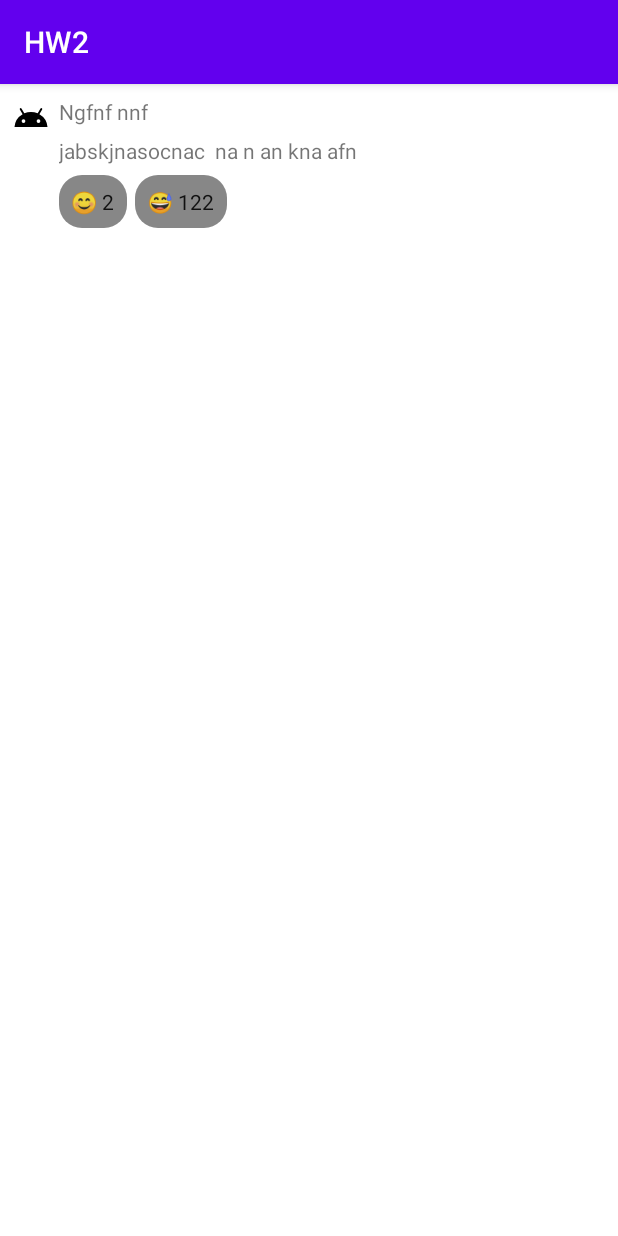
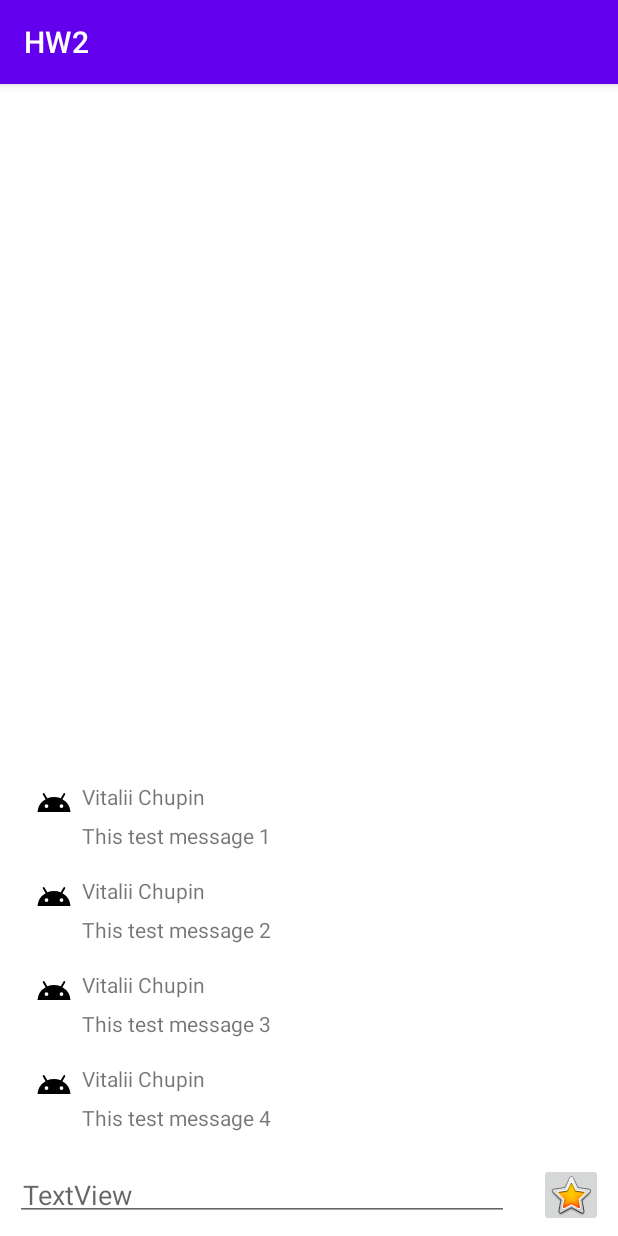
Before and after one commit to vitalik123123/HW2, an Android app: the screen it shows after launch (MainActivity), on a phone screen of 412 x 824 dp. Run offline under Robolectric (Android 15) with nearby library versions, the phone set to English and light mode, and no system bars; our stand-ins replace FlexboxLayout.

```diff
--- a/app/src/main/AndroidManifest.xml
+++ b/app/src/main/AndroidManifest.xml
@@ -10,6 +10,7 @@
         android:supportsRtl="true"
         android:theme="@style/Theme.HW2">
         <activity
+            android:screenOrientation="portrait"
             android:name=".MainActivity"
             android:exported="true">
             <intent-filter>
--- /dev/null
+++ b/app/src/main/java/com/example/hw2/ChatLogFragment.kt
@@ -0,0 +1,77 @@
+package com.example.hw2
+
+import android.os.Bundle
+import androidx.fragment.app.Fragment
+import android.view.LayoutInflater
+import android.view.View
+import android.view.ViewGroup
+import androidx.recyclerview.widget.LinearLayoutManager
+import androidx.recyclerview.widget.RecyclerView
+import com.example.hw2.databinding.FragmentChatLogBinding
+
+
+
+class ChatLogFragment : Fragment() {
+
+    private lateinit var binding: FragmentChatLogBinding
+    private lateinit var layoutManager: RecyclerView.LayoutManager
+    private lateinit var newArrayList: ArrayList<MessageInfo>
+    lateinit var messageText: ArrayList<String>
+
+    override fun onCreateView(
+        inflater: LayoutInflater, container: ViewGroup?,
+        savedInstanceState: Bundle?
+    ): View? {
+        binding = FragmentChatLogBinding.inflate(inflater)
+        return binding.rootChatLog
+    }
+
+    override fun onViewCreated(view: View, savedInstanceState: Bundle?) {
+        super.onViewCreated(view, savedInstanceState)
+
+        messageText =
+            mutableListOf("This test message 1", "This test message 2", "This test message 3", "This test message 4") as ArrayList<String>
+
+
+        layoutManager = LinearLayoutManager(context)
+        (layoutManager as LinearLayoutManager).stackFromEnd = true
+
+        binding.rvMessages.layoutManager = layoutManager
+
+        newArrayList = arrayListOf<MessageInfo>()
+        getUserdata()
+
+        binding.btnSendMessage.setOnClickListener {
+            messageText.add(binding.etSendMessage.text.toString())
+            refreshUserdata()
+        }
+    }
+
+    companion object {
+        @JvmStatic
+        fun newInstance() = ChatLogFragment()
+
+    }
+
+    private fun getUserdata() {
+        for (i in messageText.indices){
+            val messages = MessageInfo(messageText[i])
+            newArrayList.add(messages)
+        }
+
+        binding.rvMessages.adapter = MessagesAdapter(newArrayList)
+    }
+
+    private fun refreshUserdata(){
+
+        newArrayList.clear()
+        binding.rvMessages.adapter?.notifyDataSetChanged()
+
+        for (i in messageText.indices){
+            val messages = MessageInfo(messageText[i])
+            newArrayList.add(messages)
+        }
+
+        binding.rvMessages.adapter = MessagesAdapter(newArrayList)
+    }
+}
--- a/app/src/main/java/com/example/hw2/MainActivity.kt
+++ b/app/src/main/java/com/example/hw2/MainActivity.kt
@@ -1,20 +1,25 @@
 package com.example.hw2
 
+import android.os.Bundle
 import androidx.appcompat.app.AppCompatActivity
-import android.os.Bundle
-import kotlinx.android.synthetic.main.activity_main.*
-import kotlinx.android.synthetic.main.sample_reaction.*
+import androidx.recyclerview.widget.LinearLayoutManager
+import androidx.recyclerview.widget.RecyclerView
+import com.example.hw2.databinding.ActivityMainBinding
+import com.example.hw2.databinding.FragmentChatLogBinding
+import com.example.hw2.databinding.MessageBinding
+import com.example.hw2.databinding.SampleReactionBinding
 
 class MainActivity : AppCompatActivity() {
 
-    var isColor = true
+    lateinit var binding: ActivityMainBinding
 
     override fun onCreate(savedInstanceState: Bundle?) {
         super.onCreate(savedInstanceState)
-        setContentView(R.layout.activity_main)
 
+        binding = ActivityMainBinding.inflate(layoutInflater)
 
+        setContentView(binding.root)
 
-
+        supportFragmentManager.beginTransaction().replace(R.id.root, ChatLogFragment.newInstance()).commit()
     }
 }
--- /dev/null
+++ b/app/src/main/java/com/example/hw2/MessageInfo.kt
@@ -0,0 +1,9 @@
+package com.example.hw2
+
+data class MessageInfo(
+//    val id: Long,
+//    val avatar: String,
+//    val name: String,
+    val message: String
+
+)
--- a/app/src/main/java/com/example/hw2/MyViewGroup.kt
+++ b/app/src/main/java/com/example/hw2/MessageViewGroup.kt
@@ -6,7 +6,7 @@ import android.view.View
 import android.view.ViewGroup
 import androidx.core.view.*
 
-class MyViewGroup@JvmOverloads constructor(
+class MessageViewGroup@JvmOverloads constructor(
     context: Context,
     attrs: AttributeSet? = null,
     defStyle: Int = 0
@@ -23,7 +23,6 @@ class MyViewGroup@JvmOverloads constructor(
 
 
     override fun onMeasure(widthMeasureSpec: Int, heightMeasureSpec: Int) {
-        checkCountChild()
 
         firstChild?.let { countMeasureChild(it, widthMeasureSpec, heightMeasureSpec) }
         secondChild?.let { countMeasureChild(it, widthMeasureSpec, heightMeasureSpec) }
@@ -131,7 +130,5 @@ class MyViewGroup@JvmOverloads constructor(
         return p is MarginLayoutParams
     }
 
-    private fun checkCountChild() {
-        if (childCount > 4) error("more 4 child")
-    }
+
 }
--- /dev/null
+++ b/app/src/main/java/com/example/hw2/MessagesAdapter.kt
@@ -0,0 +1,37 @@
+package com.example.hw2
+
+import android.view.LayoutInflater
+import android.view.View
+import android.view.ViewGroup
+import android.widget.ImageView
+import android.widget.TextView
+import androidx.recyclerview.widget.RecyclerView
+import com.example.hw2.databinding.MessageBinding
+
+class MessagesAdapter(private val messagesList: ArrayList<MessageInfo>): RecyclerView.Adapter<MessagesAdapter.ViewHolder>() {
+
+   private lateinit var binding: MessageBinding
+
+
+
+    override fun onCreateViewHolder(parent: ViewGroup, viewType: Int): MessagesAdapter.ViewHolder {
+
+        val v = LayoutInflater.from(parent.context).inflate(R.layout.message, parent, false)
+        return ViewHolder(v)
+    }
+
+    override fun onBindViewHolder(holder: MessagesAdapter.ViewHolder, position: Int) {
+
+        val currentItem = messagesList[position]
+        holder.itemMessage.text = currentItem.message
+    }
+
+    override fun getItemCount(): Int = messagesList.size
+
+    inner class ViewHolder(itemView: View): RecyclerView.ViewHolder(itemView){
+
+        var itemMessage: TextView = itemView.findViewById(R.id.twUserMessage)
+
+    }
+
+}
--- a/app/src/main/java/com/example/hw2/MyView.kt
+++ b/app/src/main/java/com/example/hw2/ReactionView.kt
@@ -6,7 +6,7 @@ import android.util.AttributeSet
 import android.view.MotionEvent
 import androidx.appcompat.widget.AppCompatTextView
 
-class MyView @JvmOverloads constructor(
+class ReactionView @JvmOverloads constructor(
     context: Context,
     attrs: AttributeSet? = null,
     defStyle: Int = 0
@@ -18,11 +18,11 @@ class MyView @JvmOverloads constructor(
 
 
     init {
-        val typedArray: TypedArray = context.obtainStyledAttributes(attrs, R.styleable.MyView)
+        val typedArray: TypedArray = context.obtainStyledAttributes(attrs, R.styleable.ReactionView)
 
-        mySmile = typedArray.getString(R.styleable.MyView_smile)
-        myCountReaction = typedArray.getInt(R.styleable.MyView_countReaction, 0)
-        mySelectedView = typedArray.getBoolean(R.styleable.MyView_selectedView, true)
+        mySmile = typedArray.getString(R.styleable.ReactionView_smile)
+        myCountReaction = typedArray.getInt(R.styleable.ReactionView_countReaction, 0)
+        mySelectedView = typedArray.getBoolean(R.styleable.ReactionView_selectedView, true)
 
         text = "$mySmile $myCountReaction"
 
--- a/app/src/main/res/layout/activity_main.xml
+++ b/app/src/main/res/layout/activity_main.xml
@@ -8,57 +8,4 @@
     android:id="@+id/root"
     tools:context=".MainActivity">
 
-    <com.example.hw2.MyViewGroup
-        android:id="@+id/myViewGroup"
-        android:layout_width="wrap_content"
-        android:layout_height="wrap_content"
-        android:padding="5dp"
-        >
-        <ImageView
-            android:id="@+id/imAvatar"
-            android:padding="3dp"
-            android:layout_width="wrap_content"
-            android:layout_height="wrap_content"
-            android:src="@drawable/ic_android_black"
-            />
-        <TextView
-            android:id="@+id/twUsername"
-            android:padding="3dp"
-            android:layout_width="wrap_content"
-            android:layout_height="wrap_content"
-            android:text="Ngfnf nnf"
-            />
-        <TextView
-            android:id="@+id/twUserMessage"
-            android:padding="3dp"
-            android:layout_width="wrap_content"
-            android:layout_height="wrap_content"
-            android:text="jabskjnasocnac  na n an kna afn "
-            />
-        <com.google.android.flexbox.FlexboxLayout
-            android:layout_width="wrap_content"
-            android:layout_height="wrap_content"
-            android:padding="3dp"
-            >
-            <com.example.hw2.MyView
-                android:id="@+id/myView1"
-                android:layout_width="wrap_content"
-                android:layout_height="wrap_content"
-                android:padding="8dp"
-                android:layout_marginEnd="5dp"
-                app:smile="😊"
-                app:countReaction="2"/>
-            <com.example.hw2.MyView
-                android:id="@+id/myView2"
-                android:layout_width="wrap_content"
-                android:layout_height="wrap_content"
-                android:padding="8dp"
-                app:smile="😅"
-                app:countReaction="122"/>
-
-        </com.google.android.flexbox.FlexboxLayout>
-
-
-    </com.example.hw2.MyViewGroup>
-
 </FrameLayout>
--- /dev/null
+++ b/app/src/main/res/layout/fragment_chat_log.xml
@@ -0,0 +1,45 @@
+<?xml version="1.0" encoding="utf-8"?>
+<androidx.constraintlayout.widget.ConstraintLayout
+    xmlns:android="http://schemas.android.com/apk/res/android"
+    xmlns:app="http://schemas.android.com/apk/res-auto"
+    xmlns:tools="http://schemas.android.com/tools"
+    android:layout_width="match_parent"
+    android:layout_height="match_parent"
+    android:id="@+id/rootChatLog"
+    tools:context=".ChatLogFragment">
+
+
+    <androidx.recyclerview.widget.RecyclerView
+        android:id="@+id/rvMessages"
+        android:layout_width="0dp"
+        android:layout_height="0dp"
+        android:layout_margin="10dp"
+        android:padding="5dp"
+        app:layout_constraintEnd_toEndOf="parent"
+        app:layout_constraintStart_toStartOf="parent"
+        app:layout_constraintBottom_toTopOf="@+id/etSendMessage"
+        app:layout_constraintTop_toTopOf="parent" />
+
+    <EditText
+        android:id="@+id/etSendMessage"
+        android:layout_width="0dp"
+        android:layout_height="wrap_content"
+        android:hint="TextView"
+        android:layout_margin="10dp"
+        android:padding="5dp"
+        app:layout_constraintEnd_toStartOf="@id/btnSendMessage"
+        app:layout_constraintBottom_toBottomOf="parent"
+        app:layout_constraintStart_toStartOf="parent"/>
+
+    <ImageButton
+        android:id="@+id/btnSendMessage"
+        android:layout_width="wrap_content"
+        android:layout_height="wrap_content"
+        android:layout_margin="10dp"
+        android:padding="5dp"
+        app:layout_constraintBottom_toBottomOf="@+id/etSendMessage"
+        app:layout_constraintEnd_toEndOf="parent"
+        app:layout_constraintStart_toEndOf="@+id/etSendMessage"
+        app:layout_constraintTop_toTopOf="@+id/etSendMessage"
+        app:srcCompat="@android:drawable/btn_star_big_on" />
+</androidx.constraintlayout.widget.ConstraintLayout>
--- /dev/null
+++ b/app/src/main/res/layout/message.xml
@@ -0,0 +1,63 @@
+<?xml version="1.0" encoding="utf-8"?>
+<FrameLayout
+    xmlns:android="http://schemas.android.com/apk/res/android"
+    android:layout_width="match_parent"
+    android:layout_height="wrap_content"
+    android:id="@+id/rootMessage"
+    xmlns:app="http://schemas.android.com/apk/res-auto">
+
+    <com.example.hw2.MessageViewGroup
+        android:id="@+id/messageViewGroup"
+        android:layout_width="wrap_content"
+        android:layout_height="wrap_content"
+        android:padding="5dp"
+        >
+        <ImageView
+            android:id="@+id/imAvatar"
+            android:padding="3dp"
+            android:layout_width="wrap_content"
+            android:layout_height="wrap_content"
+            android:src="@drawable/ic_android_black"
+            />
+        <TextView
+            android:id="@+id/twUsername"
+            android:padding="3dp"
+            android:layout_width="wrap_content"
+            android:layout_height="wrap_content"
+            android:text="Vitalii Chupin"
+            />
+        <TextView
+            android:id="@+id/twUserMessage"
+            android:padding="3dp"
+            android:layout_width="wrap_content"
+            android:layout_height="wrap_content"
+            android:text="This test message 123"
+            />
+<!--        <com.google.android.flexbox.FlexboxLayout-->
+<!--            android:id="@+id/flexbox"-->
+<!--            android:layout_width="wrap_content"-->
+<!--            android:layout_height="wrap_content"-->
+<!--            android:padding="3dp"-->
+<!--            >-->
+<!--            <com.example.hw2.ReactionView-->
+<!--                android:id="@+id/reactionView1"-->
+<!--                android:layout_width="wrap_content"-->
+<!--                android:layout_height="wrap_content"-->
+<!--                android:padding="8dp"-->
+<!--                android:layout_marginEnd="5dp"-->
+<!--                app:smile="😊"-->
+<!--                app:countReaction="2"/>-->
+<!--            <com.example.hw2.ReactionView-->
+<!--                android:id="@+id/reactionView2"-->
+<!--                android:layout_width="wrap_content"-->
+<!--                android:layout_height="wrap_content"-->
+<!--                android:padding="8dp"-->
+<!--                app:smile="😅"-->
+<!--                app:countReaction="122"/>-->
+
+<!--        </com.google.android.flexbox.FlexboxLayout>-->
+
+
+    </com.example.hw2.MessageViewGroup>
+
+</FrameLayout>
--- a/app/src/main/res/values/attrs.xml
+++ b/app/src/main/res/values/attrs.xml
@@ -1,6 +1,6 @@
 <?xml version="1.0" encoding="utf-8"?>
 <resources>
-    <declare-styleable name="MyView">
+    <declare-styleable name="ReactionView">
         <attr name="smile" format="string"/>
         <attr name="countReaction" format="integer"/>
         <attr name="selectedView" format="boolean"/>
--- a/app/src/main/res/values/strings.xml
+++ b/app/src/main/res/values/strings.xml
@@ -1,4 +1,6 @@
 <resources>
     <string name="app_name">HW2</string>
     <string name="test_text">ajxasbx</string>
+    <!-- TODO: Remove or change this placeholder text -->
+    <string name="hello_blank_fragment">Hello blank fragment</string>
 </resources>
--- a/build.gradle
+++ b/build.gradle
@@ -1,8 +1,8 @@
 // Top-level build file where you can add configuration options common to all sub-projects/modules.
 plugins {
-    id 'com.android.application' version '7.1.2' apply false
-    id 'com.android.library' version '7.1.2' apply false
-    id 'org.jetbrains.kotlin.android' version '1.6.10' apply false
+    id 'com.android.application' version '7.1.3' apply false
+    id 'com.android.library' version '7.1.3' apply false
+    id 'org.jetbrains.kotlin.android' version '1.6.21' apply false
 }
 
 task clean(type: Delete) {
```
Also changed, not shown: app/build.gradle (+8 -4 lines), app/src/main/res/layout/sample_reaction.xml (+8 -22 lines), 2 other files.
